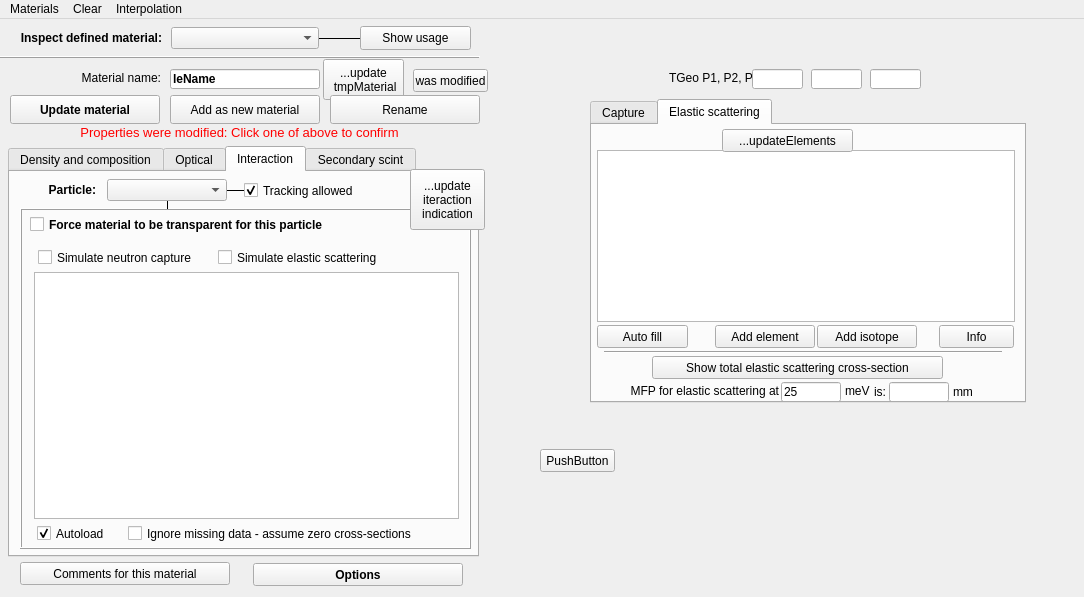
This is src/gui/materialinspectorwindow.ui in andrmor/ANTS2 as Qt 5 draws it before an edit. The edited form follows.
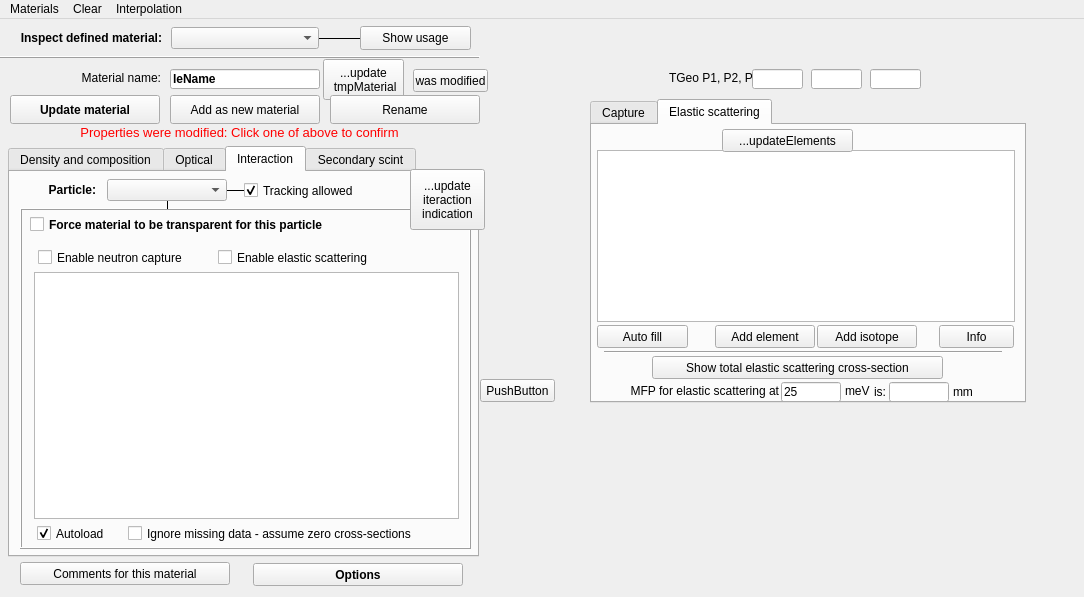
This is the edited form.

What changed in the file:
```diff
--- a/src/gui/materialinspectorwindow.ui
+++ b/src/gui/materialinspectorwindow.ui
@@ -2151,7 +2151,7 @@
             </rect>
            </property>
            <property name="text">
-            <string>Simulate neutron capture</string>
+            <string>Enable neutron capture</string>
            </property>
            <property name="checked">
             <bool>false</bool>
@@ -2167,7 +2167,7 @@
             </rect>
            </property>
            <property name="text">
-            <string>Simulate elastic scattering</string>
+            <string>Enable elastic scattering</string>
            </property>
           </widget>
           <widget class="QTableWidget" name="tabwNeutron">
@@ -3331,8 +3331,8 @@
    <widget class="QPushButton" name="pushButton">
     <property name="geometry">
      <rect>
-      <x>540</x>
-      <y>430</y>
+      <x>480</x>
+      <y>360</y>
       <width>75</width>
       <height>23</height>
      </rect>
```
Left out of the diff: 23 changed lines with no effect on the pictures.
